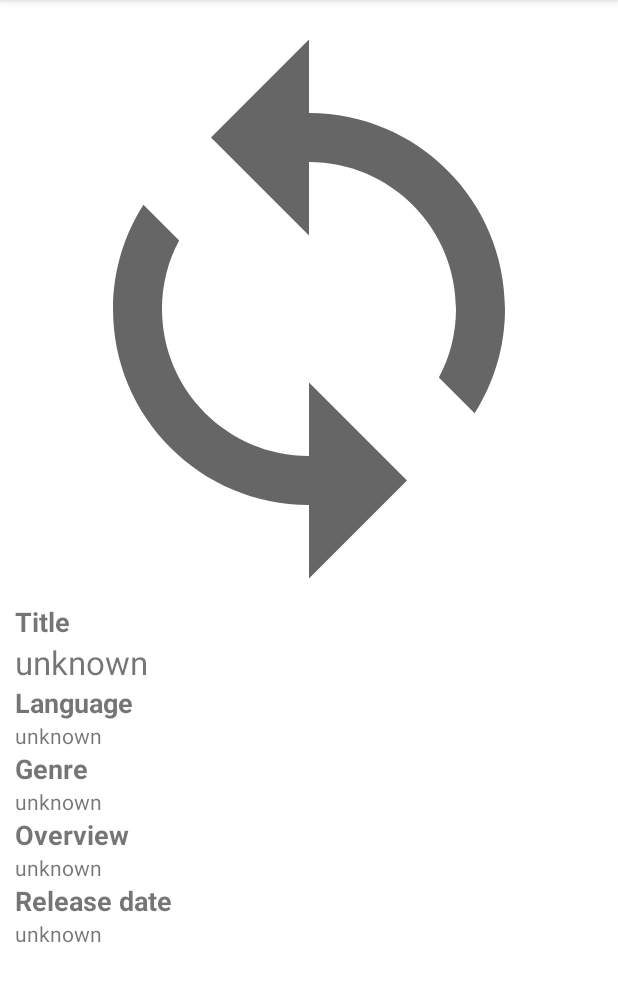
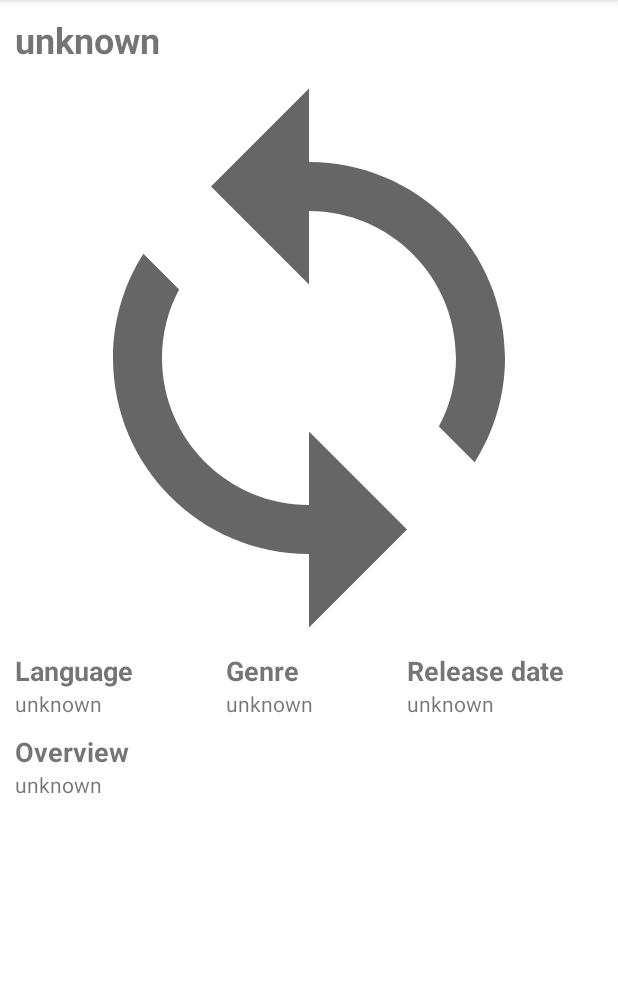
Before and after one commit to banee/MovieBrowser, an Android app: the fragment MovieDetailFragment placed in its activity, on a phone screen of 412 x 824 dp, the part 84-1086 px from its top. Run offline under Robolectric (Android 15) with nearby library versions, the phone set to English and light mode, and no system bars; our stand-ins replace Picasso; pictures from the network do not load; 1 statement that could not run was skipped.

Commit message:
dimens, movie detail layout for phones changed

```diff
--- a/app/src/main/java/com/hermanek/moviebrowserdemo/ui/fragments/MovieDetailFragment.kt
+++ b/app/src/main/java/com/hermanek/moviebrowserdemo/ui/fragments/MovieDetailFragment.kt
@@ -80,7 +80,7 @@ class MovieDetailFragment : Fragment(R.layout.fragment_movie_detail) {
         }
         if (!movie.genres.isNullOrEmpty()) {
             binding.genre.text =
-                movie.genres.stream().map { e -> e.name }?.collect(Collectors.joining(","))
+                movie.genres.stream().map { e -> e.name }?.collect(Collectors.joining(", "))
         }
         if (!movie.overview.isNullOrEmpty()) {
             binding.overview.text = movie.overview
--- a/app/src/main/res/layout-sw600dp/fragment_movie_detail.xml
+++ b/app/src/main/res/layout-sw600dp/fragment_movie_detail.xml
@@ -37,7 +37,7 @@
                 android:layout_width="match_parent"
                 android:layout_height="wrap_content"
                 android:text="@string/title_label"
-                android:textSize="18sp"
+                android:textSize="@dimen/primaryText"
                 android:textStyle="bold" />
 
             <TextView
@@ -45,13 +45,13 @@
                 android:layout_width="match_parent"
                 android:layout_height="wrap_content"
                 android:text="@string/unknown_label"
-                android:textSize="22sp" />
+                android:textSize="@dimen/pageTitle" />
 
             <TextView
                 android:layout_width="match_parent"
                 android:layout_height="wrap_content"
                 android:text="@string/language_label"
-                android:textSize="18sp"
+                android:textSize="@dimen/primaryText"
                 android:textStyle="bold" />
 
             <TextView
@@ -64,7 +64,7 @@
                 android:layout_width="match_parent"
                 android:layout_height="wrap_content"
                 android:text="@string/genre_label"
-                android:textSize="18sp"
+                android:textSize="@dimen/primaryText"
                 android:textStyle="bold" />
 
             <TextView
@@ -77,7 +77,7 @@
                 android:layout_width="match_parent"
                 android:layout_height="wrap_content"
                 android:text="@string/overview_label"
-                android:textSize="18sp"
+                android:textSize="@dimen/primaryText"
                 android:textStyle="bold" />
 
             <TextView
@@ -90,7 +90,7 @@
                 android:layout_width="match_parent"
                 android:layout_height="wrap_content"
                 android:text="@string/release_date_label"
-                android:textSize="18sp"
+                android:textSize="@dimen/primaryText"
                 android:textStyle="bold" />
 
             <TextView
--- a/app/src/main/res/layout/fragment_movie_detail.xml
+++ b/app/src/main/res/layout/fragment_movie_detail.xml
@@ -12,6 +12,17 @@
         android:orientation="vertical"
         android:padding="10dp">
 
+        <TextView
+            android:id="@+id/title"
+            android:layout_width="match_parent"
+            android:layout_height="wrap_content"
+            android:text="@string/unknown_label"
+            android:textSize="@dimen/pageTitle"
+            android:textStyle="bold"
+            app:layout_constraintEnd_toEndOf="parent"
+            app:layout_constraintStart_toStartOf="parent"
+            app:layout_constraintTop_toTopOf="parent" />
+
         <ImageView
             android:id="@+id/cover"
             android:layout_width="match_parent"
@@ -19,69 +30,94 @@
             android:adjustViewBounds="true"
             android:scaleType="centerCrop"
             android:src="@drawable/ic_baseline_loading"
-            app:layout_constraintEnd_toEndOf="parent"
-            app:layout_constraintStart_toStartOf="parent"
-            app:layout_constraintTop_toTopOf="parent" />
+            app:layout_constraintTop_toBottomOf="@id/title" />
+
 
         <TextView
-            android:id="@+id/titleHeader"
-            android:layout_width="match_parent"
+            android:id="@+id/languageHeader"
+            android:layout_width="0dp"
             android:layout_height="wrap_content"
-            android:text="@string/title_label"
-            android:textSize="18sp"
+            android:layout_marginBottom="10dp"
+            android:text="@string/language_label"
+            android:textSize="@dimen/primaryText"
             android:textStyle="bold"
+            app:layout_constraintEnd_toStartOf="@id/genreHeader"
+            app:layout_constraintStart_toStartOf="parent"
             app:layout_constraintTop_toBottomOf="@id/cover" />
 
         <TextView
-            android:id="@+id/title"
-            android:layout_width="match_parent"
+            android:id="@+id/genreHeader"
+            android:layout_width="0dp"
             android:layout_height="wrap_content"
-            android:text="@string/unknown_label"
-            android:textSize="22sp"
-            app:layout_constraintTop_toBottomOf="@id/titleHeader" />
+            android:layout_marginBottom="10dp"
+            android:paddingStart="10dp"
+            android:paddingEnd="10dp"
+            android:text="@string/genre_label"
+            android:textSize="@dimen/primaryText"
+            android:textStyle="bold"
+            app:layout_constraintEnd_toStartOf="@id/releaseDateHeader"
+            app:layout_constraintStart_toEndOf="@id/languageHeader"
+            app:layout_constraintTop_toBottomOf="@id/cover" />
 
         <TextView
-            android:id="@+id/languageHeader"
-            android:layout_width="match_parent"
+            android:id="@+id/releaseDateHeader"
+            android:layout_width="0dp"
             android:layout_height="wrap_content"
-            android:text="@string/language_label"
-            android:textSize="18sp"
+            android:layout_marginBottom="10dp"
+            android:text="@string/release_date_label"
+            android:textSize="@dimen/primaryText"
             android:textStyle="bold"
-            app:layout_constraintTop_toBottomOf="@id/title" />
+            app:layout_constraintEnd_toEndOf="parent"
+            app:layout_constraintStart_toEndOf="@id/genreHeader"
+            app:layout_constraintTop_toBottomOf="@id/cover" />
 
         <TextView
             android:id="@+id/language"
-            android:layout_width="match_parent"
+            android:layout_width="0dp"
             android:layout_height="wrap_content"
             android:text="@string/unknown_label"
+            app:layout_constraintEnd_toEndOf="@id/languageHeader"
+            app:layout_constraintStart_toStartOf="@id/languageHeader"
             app:layout_constraintTop_toBottomOf="@id/languageHeader" />
 
 
         <TextView
-            android:id="@+id/genreHeader"
-            android:layout_width="match_parent"
+            android:id="@+id/genre"
+            android:layout_width="0dp"
             android:layout_height="wrap_content"
-            android:text="@string/genre_label"
-            android:textSize="18sp"
-            android:textStyle="bold"
-            app:layout_constraintTop_toBottomOf="@id/language" />
+            android:paddingStart="10dp"
+            android:paddingEnd="10dp"
+            android:text="@string/unknown_label"
+            app:layout_constraintEnd_toEndOf="@id/genreHeader"
+            app:layout_constraintStart_toStartOf="@id/genreHeader"
+            app:layout_constraintTop_toBottomOf="@id/genreHeader" />
+
 
         <TextView
-            android:id="@+id/genre"
-            android:layout_width="match_parent"
+            android:id="@+id/releaseDate"
+            android:layout_width="0dp"
             android:layout_height="wrap_content"
             android:text="@string/unknown_label"
-            app:layout_constraintTop_toBottomOf="@id/genreHeader" />
+            app:layout_constraintEnd_toEndOf="@id/releaseDateHeader"
+            app:layout_constraintStart_toStartOf="@id/releaseDateHeader"
+            app:layout_constraintTop_toBottomOf="@id/releaseDateHeader" />
 
+        <androidx.constraintlayout.widget.Barrier
+            android:id="@+id/labelBarrier"
+            android:layout_width="wrap_content"
+            android:layout_height="wrap_content"
+            app:barrierDirection="bottom"
+            app:constraint_referenced_ids="language,genre,releaseDate" />
 
         <TextView
             android:id="@+id/overviewHeader"
             android:layout_width="match_parent"
             android:layout_height="wrap_content"
+            android:layout_marginTop="10dp"
             android:text="@string/overview_label"
-            android:textSize="18sp"
+            android:textSize="@dimen/primaryText"
             android:textStyle="bold"
-            app:layout_constraintTop_toBottomOf="@id/genre" />
+            app:layout_constraintTop_toBottomOf="@id/labelBarrier" />
 
         <TextView
             android:id="@+id/overview"
@@ -89,23 +125,6 @@
             android:layout_height="wrap_content"
             android:text="@string/unknown_label"
             app:layout_constraintTop_toBottomOf="@id/overviewHeader" />
-
-
-        <TextView
-            android:id="@+id/releaseDateHeader"
-            android:layout_width="match_parent"
-            android:layout_height="wrap_content"
-            android:text="@string/release_date_label"
-            android:textSize="18sp"
-            android:textStyle="bold"
-            app:layout_constraintTop_toBottomOf="@id/overview" />
-
-        <TextView
-            android:id="@+id/releaseDate"
-            android:layout_width="match_parent"
-            android:layout_height="wrap_content"
-            android:text="@string/unknown_label"
-            app:layout_constraintTop_toBottomOf="@id/releaseDateHeader" />
     </androidx.constraintlayout.widget.ConstraintLayout>
 
 </ScrollView>
--- a/app/src/main/res/layout/movie_list_item.xml
+++ b/app/src/main/res/layout/movie_list_item.xml
@@ -24,7 +24,7 @@
         android:paddingStart="5dp"
         android:paddingEnd="5dp"
         android:text="@string/loading_label"
-        android:textSize="18sp"
+        android:textSize="@dimen/primaryText"
         android:textStyle="bold"
         app:layout_constraintBottom_toBottomOf="parent"
         app:layout_constraintTop_toBottomOf="@id/movieImage" />
--- /dev/null
+++ b/app/src/main/res/values/dimens.xml
@@ -0,0 +1,7 @@
+<?xml version="1.0" encoding="utf-8"?>
+<resources>
+    <dimen name="pageTitle">24sp</dimen>
+    <dimen name="primaryText">18sp</dimen>
+    <dimen name="secondaryText">16dp</dimen>
+
+</resources>
```
